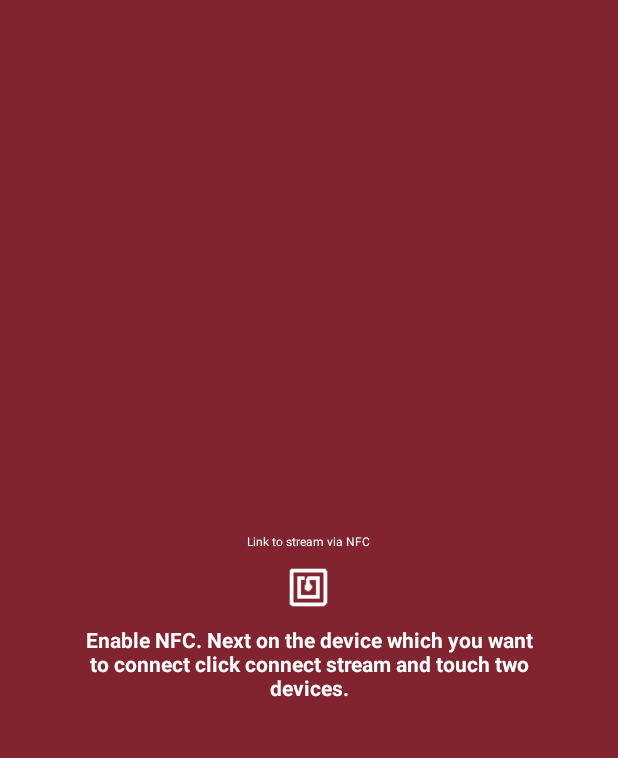
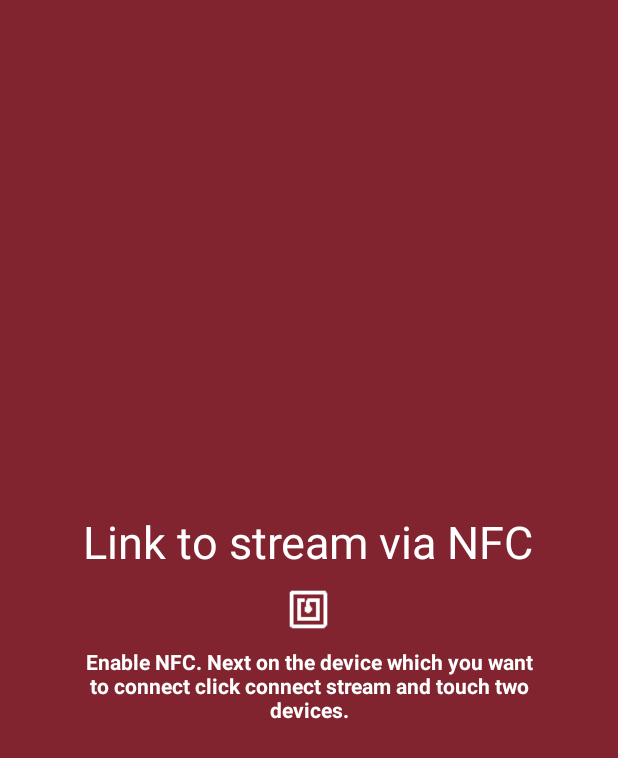
Before and after one commit to hypeapps/Endoscope, an Android app: the fragment InfoNfcFragment shown on its own in the app's theme, on a phone screen of 412 x 824 dp. Shown: the top 758 px of the screen. Run offline under Robolectric (Android 15) with nearby library versions, the phone set to English and light mode, and no system bars; network calls fail.

Commit message:
Add new dimens value for xml file.

```diff
--- a/app/src/main/res/values/dimens.xml
+++ b/app/src/main/res/values/dimens.xml
@@ -2,4 +2,6 @@
     <!-- Default screen margins, per the Android Design guidelines. -->
     <dimen name="activity_horizontal_margin">16dp</dimen>
     <dimen name="activity_vertical_margin">16dp</dimen>
+
+    <dimen name="header_text_size">30sp</dimen>
 </resources>
```
